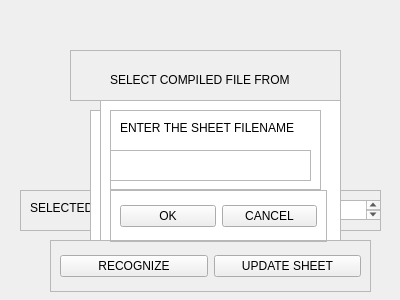
nitin-vk/face-recognition-based-attendance, file FacesRecognition.ui: the form before one commit.
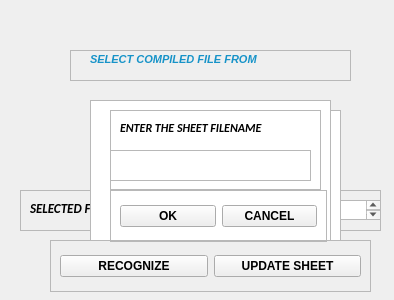
The form after the commit.

```diff
--- a/FacesRecognition.ui
+++ b/FacesRecognition.ui
@@ -6,7 +6,7 @@
    <rect>
     <x>0</x>
     <y>0</y>
-    <width>400</width>
+    <width>394</width>
     <height>300</height>
    </rect>
   </property>
@@ -50,8 +50,8 @@
     <rect>
      <x>70</x>
      <y>50</y>
-     <width>271</width>
-     <height>51</height>
+     <width>281</width>
+     <height>31</height>
     </rect>
    </property>
    <property name="frameShape">
@@ -63,14 +63,23 @@
    <widget class="QLabel" name="selectLabel">
     <property name="geometry">
      <rect>
-      <x>40</x>
-      <y>20</y>
-      <width>211</width>
-      <height>20</height>
+      <x>20</x>
+      <y>-1</y>
+      <width>281</width>
+      <height>21</height>
      </rect>
     </property>
+    <property name="font">
+     <font>
+      <family>Arial</family>
+      <pointsize>8</pointsize>
+      <weight>75</weight>
+      <italic>true</italic>
+      <bold>true</bold>
+     </font>
+    </property>
     <property name="text">
-     <string>SELECT COMPILED FILE FROM</string>
+     <string>&lt;html&gt;&lt;head/&gt;&lt;body&gt;&lt;p&gt;&lt;span style=&quot; color:#1793c8;&quot;&gt;SELECT COMPILED FILE FROM&lt;/span&gt;&lt;/p&gt;&lt;/body&gt;&lt;/html&gt;</string>
     </property>
    </widget>
   </widget>
@@ -98,8 +107,17 @@
       <height>16</height>
      </rect>
     </property>
+    <property name="font">
+     <font>
+      <family>Calibri</family>
+      <pointsize>10</pointsize>
+      <weight>75</weight>
+      <italic>true</italic>
+      <bold>true</bold>
+     </font>
+    </property>
     <property name="text">
-     <string>SELECTED FILE:</string>
+     <string>&lt;html&gt;&lt;head/&gt;&lt;body&gt;&lt;p&gt;&lt;span style=&quot; color:#1a2cc8;&quot;&gt;SELECTED FILE:&lt;/span&gt;&lt;/p&gt;&lt;/body&gt;&lt;/html&gt;</string>
     </property>
    </widget>
    <widget class="QPlainTextEdit" name="fileLocation">
@@ -131,6 +149,12 @@
    <layout class="QHBoxLayout" name="horizontalLayout_2">
     <item>
      <widget class="QPushButton" name="recognizeBtn">
+      <property name="font">
+       <font>
+        <weight>75</weight>
+        <bold>true</bold>
+       </font>
+      </property>
       <property name="text">
        <string>RECOGNIZE</string>
       </property>
@@ -138,6 +162,12 @@
     </item>
     <item>
      <widget class="QPushButton" name="spreadSheetBtn">
+      <property name="font">
+       <font>
+        <weight>75</weight>
+        <bold>true</bold>
+       </font>
+      </property>
       <property name="text">
        <string>UPDATE SHEET</string>
       </property>
@@ -173,6 +203,12 @@
    <layout class="QVBoxLayout" name="verticalLayout">
     <item>
      <widget class="QRadioButton" name="liveStreamBtn">
+      <property name="font">
+       <font>
+        <family>Calibri</family>
+        <pointsize>10</pointsize>
+       </font>
+      </property>
       <property name="text">
        <string>LIVE STREAM</string>
       </property>
@@ -180,6 +216,12 @@
     </item>
     <item>
      <widget class="QRadioButton" name="capturedVideoBtn">
+      <property name="font">
+       <font>
+        <family>Calibri</family>
+        <pointsize>10</pointsize>
+       </font>
+      </property>
       <property name="text">
        <string>CAPTURED VIDEO</string>
       </property>
@@ -232,7 +274,7 @@
   <widget class="QListWidget" name="listWidget">
    <property name="geometry">
     <rect>
-     <x>100</x>
+     <x>90</x>
      <y>100</y>
      <width>241</width>
      <height>141</height>
@@ -263,6 +305,15 @@
       <height>16</height>
      </rect>
     </property>
+    <property name="font">
+     <font>
+      <family>Calibri</family>
+      <pointsize>9</pointsize>
+      <weight>75</weight>
+      <italic>true</italic>
+      <bold>true</bold>
+     </font>
+    </property>
     <property name="text">
      <string>ENTER THE SHEET FILENAME</string>
     </property>
@@ -296,6 +347,12 @@
    <layout class="QHBoxLayout" name="horizontalLayout_3">
     <item>
      <widget class="QPushButton" name="spreadOkBtn">
+      <property name="font">
+       <font>
+        <weight>75</weight>
+        <bold>true</bold>
+       </font>
+      </property>
       <property name="text">
        <string>OK</string>
       </property>
@@ -303,6 +360,12 @@
     </item>
     <item>
      <widget class="QPushButton" name="spreadCancelBtn">
+      <property name="font">
+       <font>
+        <weight>75</weight>
+        <bold>true</bold>
+       </font>
+      </property>
       <property name="text">
        <string>CANCEL</string>
       </property>
```
